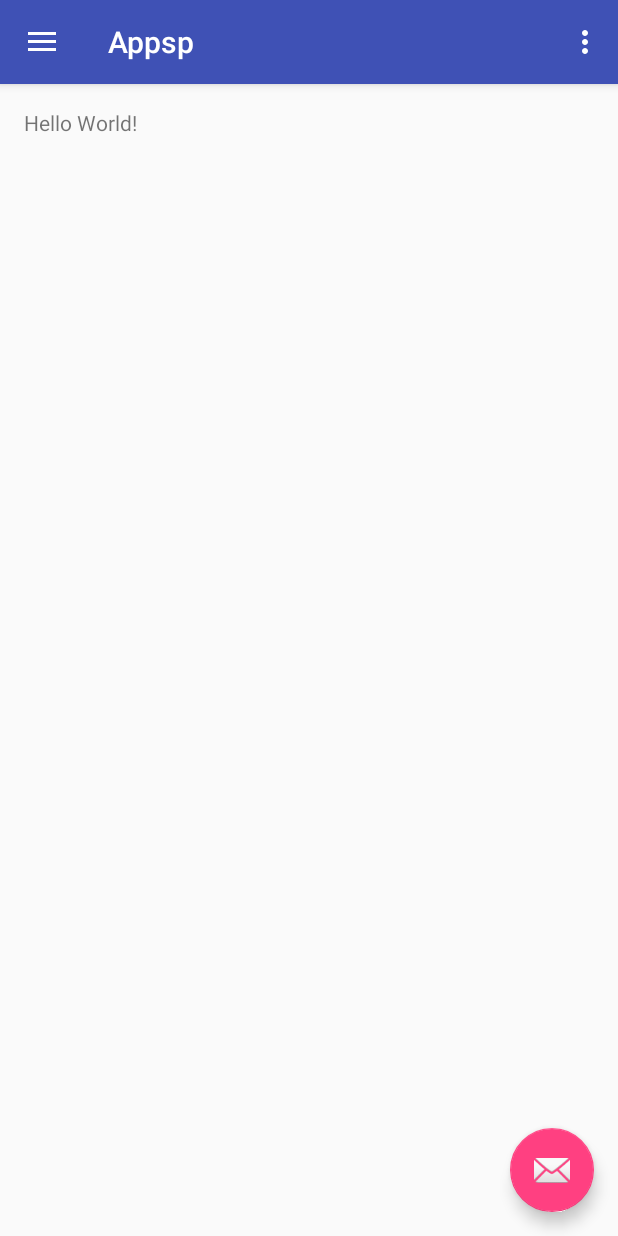
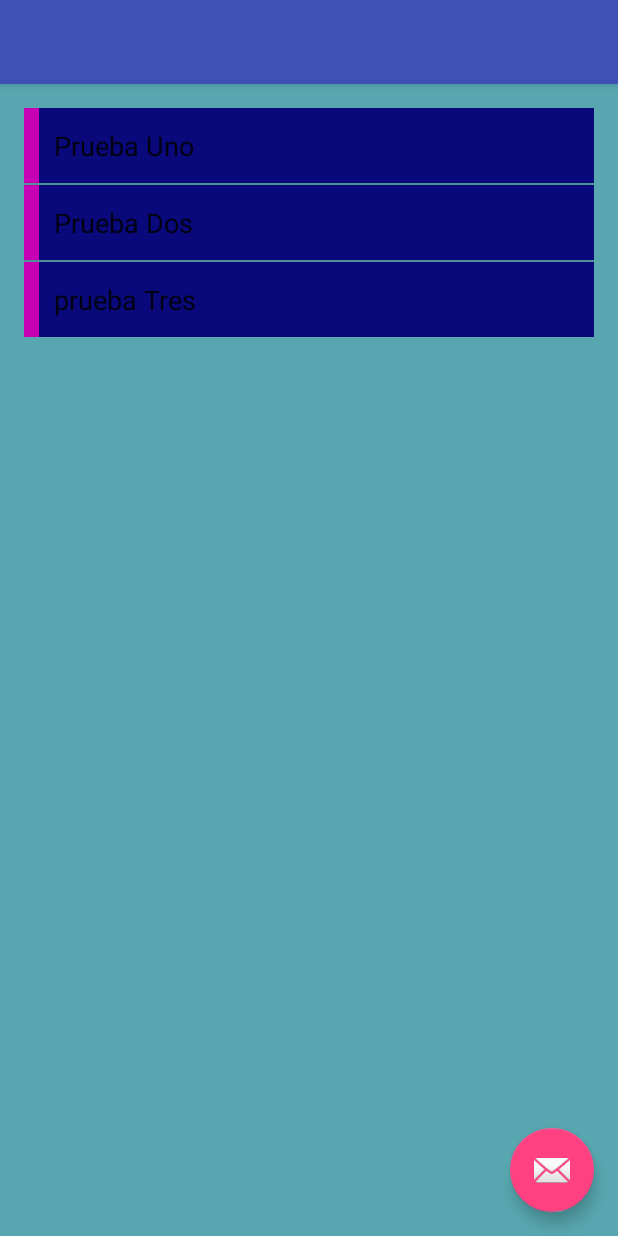
Before and after one commit to s3bok/Appsp, an Android app: the screen it shows after launch (MainActivity), on a phone screen of 412 x 824 dp. Run offline under Robolectric (Android 15) with nearby library versions, the phone set to English and light mode, and no system bars.

Commit message:
Subiendo cambios de layout en lista

```diff
--- a/app/src/main/java/com/lop/paz/appsp/MainActivity.java
+++ b/app/src/main/java/com/lop/paz/appsp/MainActivity.java
@@ -12,34 +12,31 @@ import android.support.v7.app.AppCompatActivity;
 import android.support.v7.widget.Toolbar;
 import android.view.Menu;
 import android.view.MenuItem;
+import android.widget.ArrayAdapter;
+import android.widget.ListView;
 
 public class MainActivity extends AppCompatActivity
         implements NavigationView.OnNavigationItemSelectedListener {
+
+    private ListView mListView;
 
     @Override
     protected void onCreate(Bundle savedInstanceState) {
         super.onCreate(savedInstanceState);
         setContentView(R.layout.activity_main);
-        Toolbar toolbar = (Toolbar) findViewById(R.id.toolbar);
-        setSupportActionBar(toolbar);
+        mListView = (ListView) findViewById(R.id.avisos_list_view);
+        //El arrayAdapter es el controller en model-view-controller
+        ArrayAdapter<String> arrayAdapter = new ArrayAdapter<String>(
+                //Context
+                this,
+                //layout (view)
+                R.layout.avisos_row,
+                //campo qe muestra los datos
+                R.id.row_text,
+                // (model) modelo de datos para probar lista
+                new String[]{"Prueba Uno", "Prueba Dos", "prueba Tres"});
 
-        FloatingActionButton fab = (FloatingActionButton) findViewById(R.id.fab);
-        fab.setOnClickListener(new View.OnClickListener() {
-            @Override
-            public void onClick(View view) {
-                Snackbar.make(view, "Replace with your own action", Snackbar.LENGTH_LONG)
-                        .setAction("Action", null).show();
-            }
-        });
-
-        DrawerLayout drawer = (DrawerLayout) findViewById(R.id.drawer_layout);
-        ActionBarDrawerToggle toggle = new ActionBarDrawerToggle(
-                this, drawer, toolbar, R.string.navigation_drawer_open, R.string.navigation_drawer_close);
-        drawer.setDrawerListener(toggle);
-        toggle.syncState();
-
-        NavigationView navigationView = (NavigationView) findViewById(R.id.nav_view);
-        navigationView.setNavigationItemSelectedListener(this);
+        mListView.setAdapter(arrayAdapter);
     }
 
     @Override
--- /dev/null
+++ b/app/src/main/res/layout/avisos_row.xml
@@ -0,0 +1,47 @@
+<?xml version="1.0" encoding="utf-8"?>
+<LinearLayout xmlns:android="http://schemas.android.com/apk/res/android"
+    android:layout_width="match_parent"
+    android:layout_height="50dp"
+    android:background="@color/azul_oscuro">
+
+    <LinearLayout
+        android:orientation="horizontal"
+        android:layout_width="match_parent"
+        android:layout_height="match_parent">
+
+        <view
+            android:layout_width="10dp"
+            android:layout_height="match_parent"
+            class="android.view.View"
+            android:id="@+id/row_tab"
+            android:background="@color/rosa" />
+
+        <TextView
+            android:layout_width="match_parent"
+            android:layout_height="50dp"
+            android:textAppearance="?android:attr/textAppearanceLarge"
+            android:text="Aviso Text"
+            android:id="@+id/row_text"
+            android:textSize="18sp"
+            android:gravity="center_vertical"
+            android:padding="10dp"
+            android:background="@color/azul_oscuro"
+            android:ellipsize="end"
+            android:maxLines="1"/>
+
+    </LinearLayout>
+
+    <view
+        class="android.view.View"
+        android:layout_width="fill_parent"
+        android:layout_height="1dp"
+        android:background="@color/rosa" />
+
+    <view
+        class="android.view.View"
+        android:layout_width="fill_parent"
+        android:layout_height="1dp"
+        android:background="#333" />
+
+
+</LinearLayout>
--- a/app/src/main/res/layout/content_main.xml
+++ b/app/src/main/res/layout/content_main.xml
@@ -4,6 +4,7 @@
     xmlns:tools="http://schemas.android.com/tools"
     android:layout_width="match_parent"
     android:layout_height="match_parent"
+    android:background="@color/azul_claro"
     android:paddingBottom="@dimen/activity_vertical_margin"
     android:paddingLeft="@dimen/activity_horizontal_margin"
     android:paddingRight="@dimen/activity_horizontal_margin"
@@ -12,8 +13,12 @@
     tools:context="com.lop.paz.appsp.MainActivity"
     tools:showIn="@layout/app_bar_main">
 
-    <TextView
-        android:layout_width="wrap_content"
+    <ListView
+        android:layout_width="match_parent"
         android:layout_height="wrap_content"
-        android:text="Hello World!" />
+        android:id="@+id/avisos_list_view"
+        android:layout_alignParentTop="true"
+        android:layout_alignParentRight="true"
+        android:layout_alignParentEnd="true"
+        tools:listitem="@layout/avisos_row" />
 </RelativeLayout>
--- a/app/src/main/res/values/colors.xml
+++ b/app/src/main/res/values/colors.xml
@@ -3,4 +3,7 @@
     <color name="colorPrimary">#3F51B5</color>
     <color name="colorPrimaryDark">#303F9F</color>
     <color name="colorAccent">#FF4081</color>
+    <color name="azul_claro">#58A7B0</color>
+    <color name="azul_oscuro">#09097B</color>
+    <color name="rosa">#C800B5</color>
 </resources>
```
